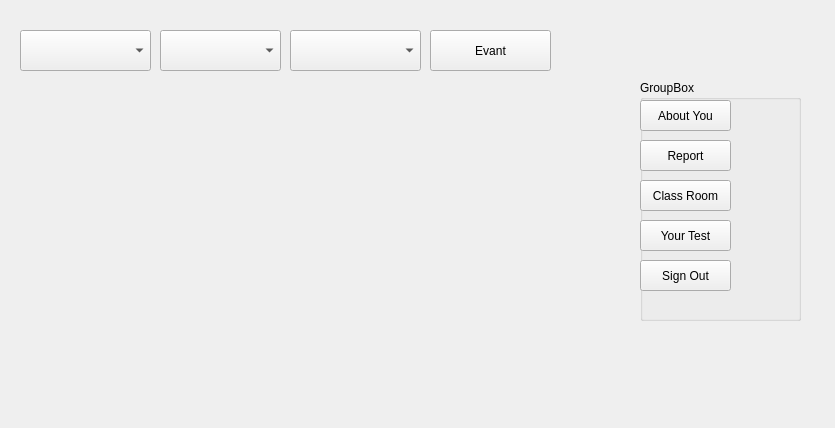
Qt form Group4/hea.ui (Assignment-C/UI-APP) before a commit.
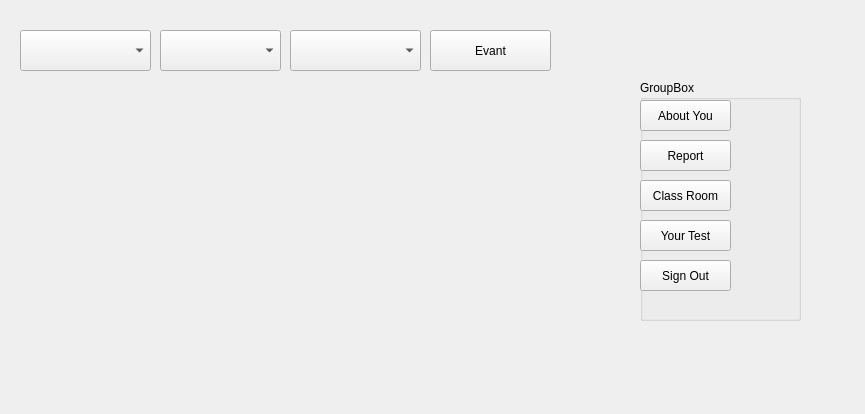
The same form after that commit.

What changed in the file:
```diff
--- a/Group4/hea.ui
+++ b/Group4/hea.ui
@@ -6,8 +6,8 @@
    <rect>
     <x>0</x>
     <y>0</y>
-    <width>835</width>
-    <height>428</height>
+    <width>865</width>
+    <height>414</height>
    </rect>
   </property>
   <property name="windowTitle">
```
